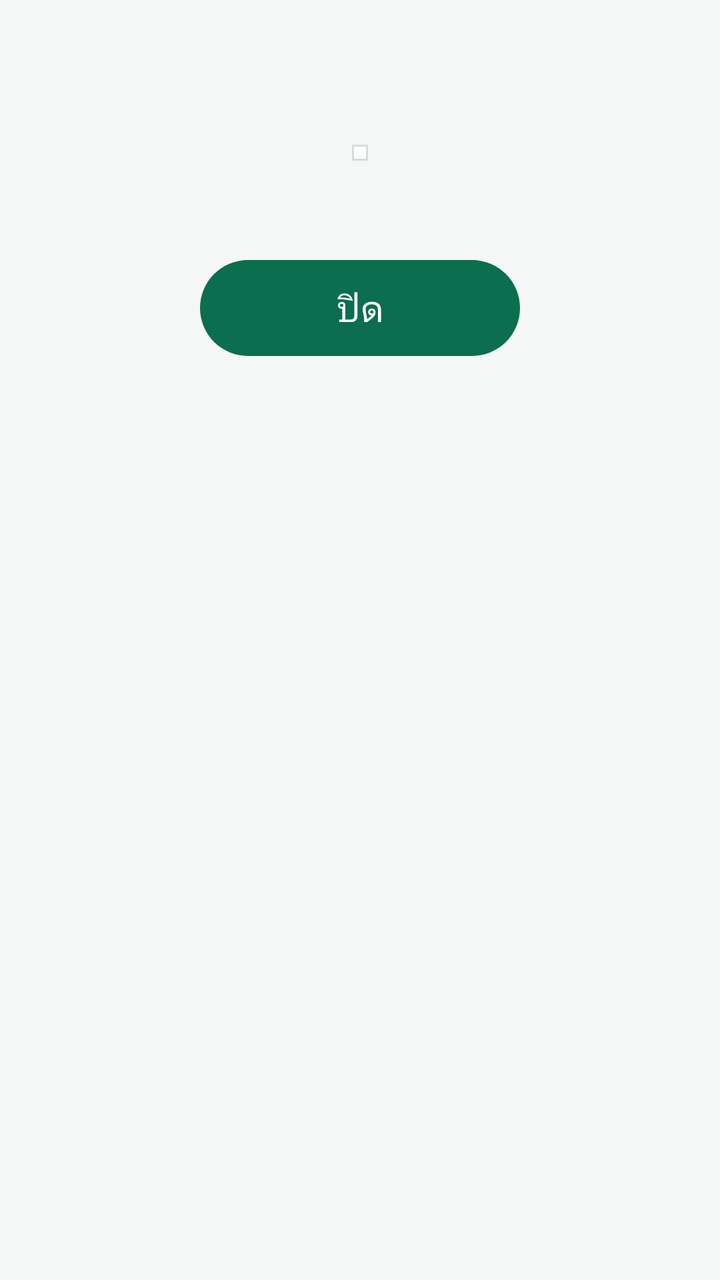
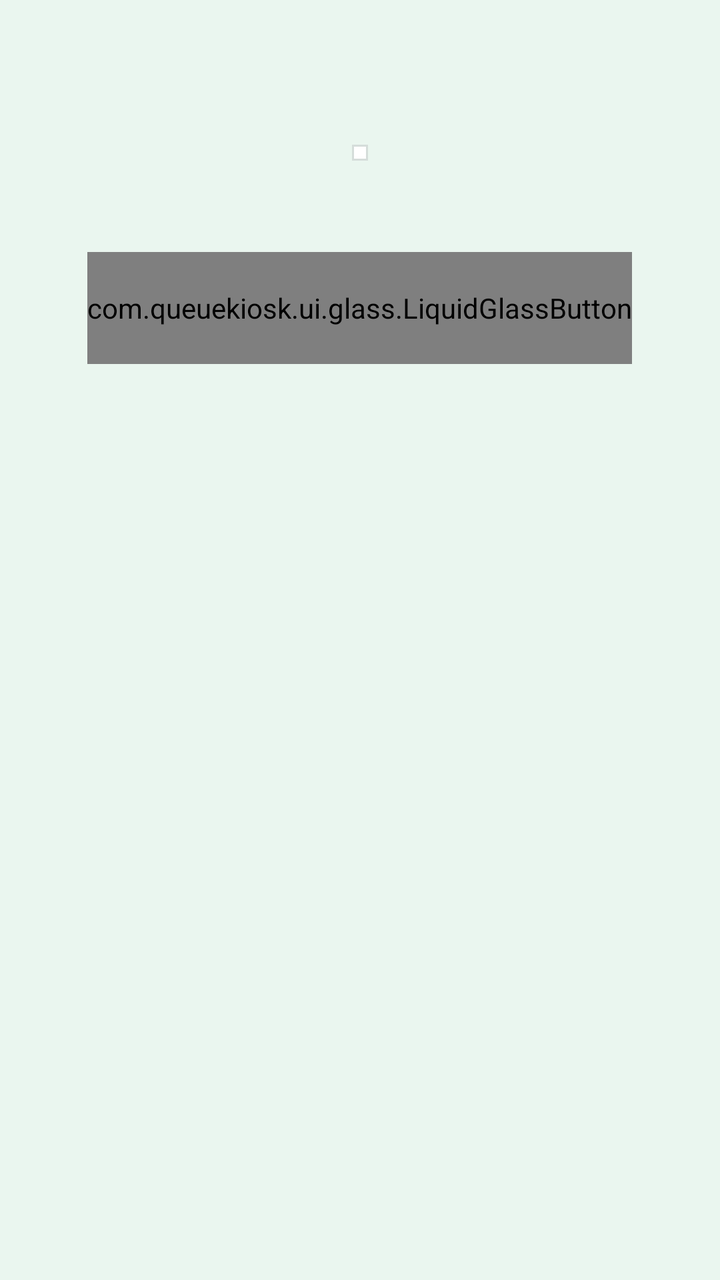

Compare the two renders of this Android layout. The source of the first and the diff that turns it into the second are given below.
<!-- AndroidManifest.xml: application theme Theme.QueueKiosk -->
<!-- res/layout/dialog_ticket.xml -->
<?xml version="1.0" encoding="utf-8"?>
<LinearLayout xmlns:android="http://schemas.android.com/apk/res/android"
    android:layout_width="match_parent"
    android:layout_height="wrap_content"
    android:gravity="center_horizontal"
    android:orientation="vertical"
    android:padding="24dp">

    <TextView
        android:id="@+id/dialogTicketMessage"
        android:layout_width="wrap_content"
        android:layout_height="wrap_content"
        android:gravity="center"
        android:textSize="24sp"
        android:textStyle="bold" />

    
    <ImageView
        android:id="@+id/dialogTicketImage"
        android:layout_width="wrap_content"
        android:layout_height="wrap_content"
        android:layout_marginTop="16dp"
        android:adjustViewBounds="true"
        android:background="@drawable/bg_ticket_preview"
        android:contentDescription="@string/kiosk_ticket_preview"
        android:maxHeight="520dp"
        android:padding="4dp" />

    <TextView
        android:id="@+id/dialogTicketCountdown"
        android:layout_width="wrap_content"
        android:layout_height="wrap_content"
        android:layout_marginTop="12dp"
        android:textColor="@color/text_secondary"
        android:textSize="16sp" />

    <com.google.android.material.button.MaterialButton
        android:id="@+id/dialogTicketClose"
        android:layout_width="wrap_content"
        android:layout_height="56dp"
        android:layout_marginTop="12dp"
        android:minWidth="160dp"
        android:text="@string/kiosk_close"
        android:textSize="18sp" />
</LinearLayout>
<!-- resources referenced by this layout -->
<resources>
  <color name="text_secondary">#5B6763</color>
  <!-- drawable bg_ticket_preview (drawable) -->
  <?xml version="1.0" encoding="utf-8"?>
  <shape xmlns:android="http://schemas.android.com/apk/res/android" android:shape="rectangle">
      <solid android:color="@color/white" />
      <stroke
          android:width="1dp"
          android:color="@color/divider" />
  </shape>
  <string name="kiosk_close">ปิด</string>
  <string name="kiosk_ticket_preview">บัตรคิว</string>
  <style name="Theme.QueueKiosk" parent="Theme.Material3.Light.NoActionBar">
          <item name="colorPrimary">@color/brand</item>
          <item name="colorOnPrimary">@color/white</item>
          <item name="colorPrimaryContainer">@color/brand_light</item>
          <item name="colorOnPrimaryContainer">@color/brand</item>
          <item name="colorSecondaryContainer">@color/brand_light</item>
          <item name="colorOnSecondaryContainer">@color/brand</item>
          <item name="android:windowBackground">@color/background</item>
      </style>
  <color name="white">#FFFFFF</color>
  <color name="divider">#D5DDDA</color>
  <color name="brand">#0B6E4F</color>
  <color name="brand_light">#DDF2EA</color>
  <color name="background">#F4F7F6</color>
</resources>

<!-- the commit's change to res/layout/dialog_ticket.xml (unified diff, before → after) -->
@@ -34,7 +34,7 @@
         android:textColor="@color/text_secondary"
         android:textSize="16sp" />
 
-    <com.google.android.material.button.MaterialButton
+    <com.queuekiosk.ui.glass.LiquidGlassButton
         android:id="@+id/dialogTicketClose"
         android:layout_width="wrap_content"
         android:layout_height="56dp"
<!-- resource entries referenced after the edit -->
@@ -1,6 +1,6 @@
 <!-- resources referenced by this layout -->
 <resources>
-  <color name="text_secondary">#5B6763</color>
+  <color name="text_secondary">#4A5753</color>
   <!-- drawable bg_ticket_preview (drawable) -->
   <?xml version="1.0" encoding="utf-8"?>
   <shape xmlns:android="http://schemas.android.com/apk/res/android" android:shape="rectangle">
@@ -24,6 +24,6 @@
   <color name="divider">#D5DDDA</color>
   <color name="brand">#0B6E4F</color>
   <color name="brand_light">#DDF2EA</color>
-  <color name="background">#F4F7F6</color>
+  <color name="background">#EAF6EF</color>
 </resources>
 
